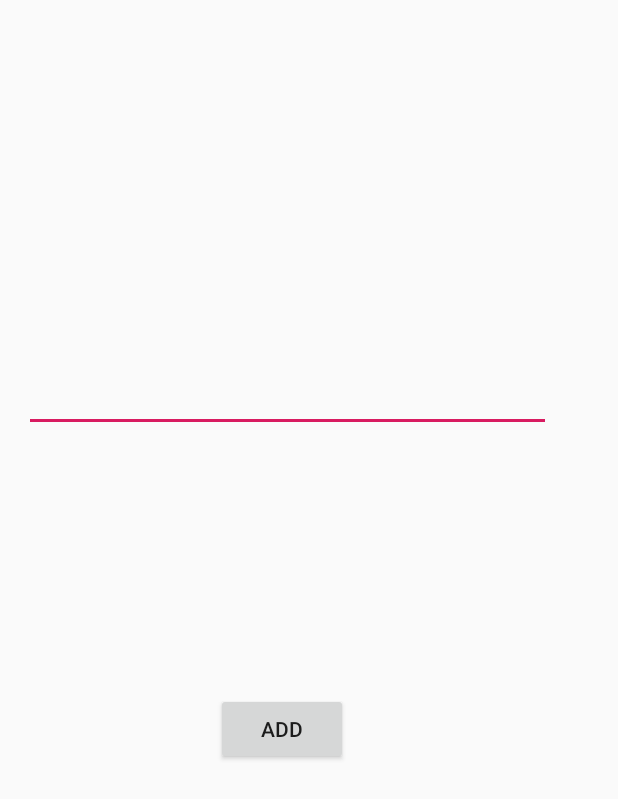
After one commit to tsvan/TruthOrDare, an Android app: the AddQuestionsActivity screen opened directly, with no data from a screen before it, on a phone screen of 412 x 824 dp. The commit adds this screen. Shown: the top 799 px of the screen. Run offline under Robolectric (Android 15) with nearby library versions, the phone set to English and light mode, and no system bars.

Commit message:
add questions layout

```diff
--- a/app/build.gradle
+++ b/app/build.gradle
@@ -25,10 +25,11 @@ android {
 
 dependencies {
     implementation fileTree(dir: 'libs', include: ['*.jar'])
-    implementation"org.jetbrains.kotlin:kotlin-stdlib-jdk7:$kotlin_version"
+    implementation "org.jetbrains.kotlin:kotlin-stdlib-jdk7:$kotlin_version"
     implementation 'androidx.appcompat:appcompat:1.0.2'
     implementation 'androidx.core:core-ktx:1.0.2'
     implementation 'androidx.constraintlayout:constraintlayout:1.1.3'
+    implementation 'com.google.android.material:material:1.0.0'
     testImplementation 'junit:junit:4.12'
     androidTestImplementation 'androidx.test.ext:junit:1.1.0'
     androidTestImplementation 'androidx.test.espresso:espresso-core:3.1.1'
--- a/app/src/main/AndroidManifest.xml
+++ b/app/src/main/AndroidManifest.xml
@@ -9,6 +9,10 @@
         android:roundIcon="@mipmap/ic_launcher_round"
         android:supportsRtl="true"
         android:theme="@style/AppTheme">
+        <activity
+            android:name=".AddQuestionsActivity"
+            android:label="@string/title_activity_add_questions"
+            android:theme="@style/AppTheme.NoActionBar"></activity>
         <activity android:name=".MainActivity">
             <intent-filter>
                 <action android:name="android.intent.action.MAIN" />
--- /dev/null
+++ b/app/src/main/java/tsvan/com/AddQuestionsActivity.kt
@@ -0,0 +1,12 @@
+package tsvan.com
+
+import androidx.appcompat.app.AppCompatActivity
+import android.os.Bundle
+
+class AddQuestionsActivity : AppCompatActivity() {
+
+    override fun onCreate(savedInstanceState: Bundle?) {
+        super.onCreate(savedInstanceState)
+        setContentView(R.layout.activity_add_questions)
+    }
+}
--- a/app/src/main/java/tsvan/com/MainActivity.kt
+++ b/app/src/main/java/tsvan/com/MainActivity.kt
@@ -1,6 +1,7 @@
 package tsvan.com
 
 import android.annotation.SuppressLint
+import android.content.Intent
 import androidx.appcompat.app.AppCompatActivity
 import android.os.Bundle
 import android.widget.EditText
@@ -29,16 +30,22 @@ class MainActivity : AppCompatActivity() {
         builder.setView(dialogLayout)
         builder.setPositiveButton("Add", null)
         builder.setNegativeButton("Close") { dialogInterface, _ -> dialogInterface.dismiss() }
-        builder.setNeutralButton("Next") { _, _ -> Toast.makeText(applicationContext, "next ", Toast.LENGTH_SHORT).show() }
+        builder.setNeutralButton("Next", null)
 
         val dialog = builder.create()
 
         dialog.setOnShowListener {
-            val okButton = dialog.getButton(AlertDialog.BUTTON_POSITIVE)
-            okButton.setOnClickListener {
+            val addButton = dialog.getButton(AlertDialog.BUTTON_POSITIVE)
+            addButton.setOnClickListener {
                 //dialog.dismiss()
                 Toast.makeText(applicationContext, "Add - " + editText.text.toString(), Toast.LENGTH_SHORT).show()
                 editText?.text?.clear()
+            }
+
+            val nextButton = dialog.getButton(AlertDialog.BUTTON_NEUTRAL)
+            nextButton.setOnClickListener {
+                val intent = Intent(this, AddQuestionsActivity::class.java)
+                startActivity(intent)
             }
         }
 
--- /dev/null
+++ b/app/src/main/res/layout/activity_add_questions.xml
@@ -0,0 +1,54 @@
+<?xml version="1.0" encoding="utf-8"?>
+<androidx.constraintlayout.widget.ConstraintLayout xmlns:android="http://schemas.android.com/apk/res/android"
+    xmlns:app="http://schemas.android.com/apk/res-auto"
+    xmlns:tools="http://schemas.android.com/tools"
+    android:layout_width="match_parent"
+    android:layout_height="match_parent"
+    tools:context=".AddQuestionsActivity">
+
+    <EditText
+        android:id="@+id/editText"
+        android:layout_width="351dp"
+        android:layout_height="288dp"
+        android:ems="10"
+        android:gravity="start|top"
+        android:inputType="textMultiLine"
+        app:layout_constraintEnd_toEndOf="parent"
+        app:layout_constraintHorizontal_bias="0.266"
+        app:layout_constraintStart_toStartOf="parent"
+        tools:layout_editor_absoluteY="273dp" />
+
+    <Button
+        android:id="@+id/addQuestion"
+        android:layout_width="wrap_content"
+        android:layout_height="wrap_content"
+        android:text="@string/addQuestion"
+        app:layout_constraintBottom_toBottomOf="parent"
+        app:layout_constraintEnd_toEndOf="parent"
+        app:layout_constraintHorizontal_bias="0.445"
+        app:layout_constraintStart_toStartOf="parent"
+        app:layout_constraintTop_toBottomOf="@+id/editText"
+        app:layout_constraintVertical_bias="0.356" />
+
+    <Button
+        android:id="@+id/addRandomPlayer"
+        android:layout_width="wrap_content"
+        android:layout_height="wrap_content"
+        android:layout_marginBottom="96dp"
+        android:text="@string/add_random_player"
+        app:layout_constraintBottom_toTopOf="@+id/editText"
+        app:layout_constraintEnd_toEndOf="parent"
+        app:layout_constraintHorizontal_bias="0.414"
+        app:layout_constraintStart_toStartOf="parent" />
+
+    <TextView
+        android:id="@+id/textView2"
+        android:layout_width="140dp"
+        android:layout_height="14dp"
+        android:text="@string/title_activity_add_questions"
+        app:layout_constraintBottom_toTopOf="@+id/addRandomPlayer"
+        app:layout_constraintEnd_toEndOf="parent"
+        app:layout_constraintHorizontal_bias="0.402"
+        app:layout_constraintStart_toStartOf="parent"
+        app:layout_constraintTop_toTopOf="parent" />
+</androidx.constraintlayout.widget.ConstraintLayout>
--- a/app/src/main/res/values/strings.xml
+++ b/app/src/main/res/values/strings.xml
@@ -5,4 +5,7 @@
     <string name="continueGame">Continue</string>
     <string name="newGame">Start new game</string>
     <string name="enter_player_name">Enter player name</string>
+    <string name="title_activity_add_questions">AddQuestionsActivity</string>
+    <string name="add_random_player">add random player</string>
+    <string name="addQuestion">Add</string>
 </resources>
--- a/app/src/main/res/values/styles.xml
+++ b/app/src/main/res/values/styles.xml
@@ -8,4 +8,13 @@
         <item name="colorAccent">@color/colorAccent</item>
     </style>
 
+    <style name="AppTheme.NoActionBar">
+        <item name="windowActionBar">false</item>
+        <item name="windowNoTitle">true</item>
+    </style>
+
+    <style name="AppTheme.AppBarOverlay" parent="ThemeOverlay.AppCompat.Dark.ActionBar" />
+
+    <style name="AppTheme.PopupOverlay" parent="ThemeOverlay.AppCompat.Light" />
+
 </resources>
```
